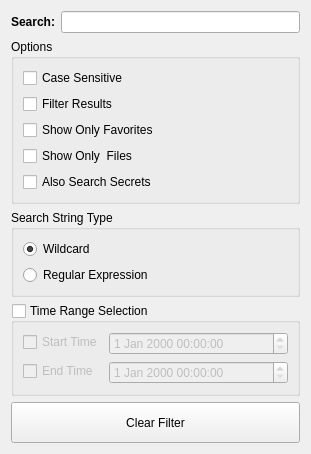
The window that src/presentation/controls/searchwidget.ui (karagog/Gryptonite) describes before a commit, drawn with Qt 5.
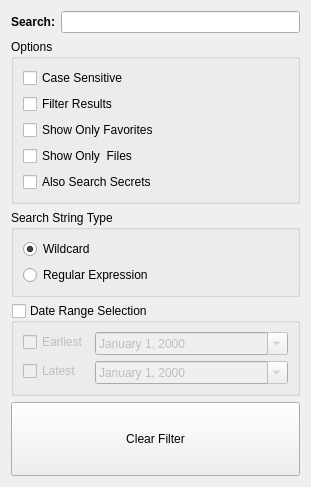
The same window after the commit.

Commit message:
Search widget uses dates instead of datetimes
I improved the interface and behavior of the search widget
by using a date edit instead of a datetime edit. Qt implemented
the spin-box style controls for me, so it was super simple. It
also uses a built-in calender popup for date selection, which is
much nicer than the arrows it was using before.

Diff of the .ui file:
```diff
--- a/src/presentation/controls/searchwidget.ui
+++ b/src/presentation/controls/searchwidget.ui
@@ -7,7 +7,7 @@
     <x>0</x>
     <y>0</y>
     <width>311</width>
-    <height>454</height>
+    <height>487</height>
    </rect>
   </property>
   <property name="windowTitle">
@@ -168,7 +168,7 @@
       <string>&lt;html&gt;&lt;head/&gt;&lt;body&gt;&lt;p&gt;&lt;span style=&quot; font-size:10pt;&quot;&gt;Select a time range by which to filter entries&lt;/span&gt;&lt;/p&gt;&lt;/body&gt;&lt;/html&gt;</string>
      </property>
      <property name="title">
-      <string>Time Range Selection</string>
+      <string>Date Range Selection</string>
      </property>
      <property name="flat">
       <bool>false</bool>
@@ -186,22 +186,36 @@
       <item row="0" column="0">
        <widget class="QCheckBox" name="chk_start">
         <property name="text">
-         <string>Start Time</string>
+         <string>Earliest</string>
         </property>
        </widget>
       </item>
-      <item row="0" column="1">
-       <widget class="QDateTimeEdit" name="dte_start"/>
-      </item>
       <item row="1" column="0">
        <widget class="QCheckBox" name="chk_end">
         <property name="text">
-         <string>End Time</string>
+         <string>Latest</string>
+        </property>
+       </widget>
+      </item>
+      <item row="0" column="1">
+       <widget class="QDateEdit" name="de_start">
+        <property name="displayFormat">
+         <string>MMMM d, yyyy</string>
+        </property>
+        <property name="calendarPopup">
+         <bool>true</bool>
         </property>
        </widget>
       </item>
       <item row="1" column="1">
-       <widget class="QDateTimeEdit" name="dte_end"/>
+       <widget class="QDateEdit" name="de_end">
+        <property name="displayFormat">
+         <string>MMMM d, yyyy</string>
+        </property>
+        <property name="calendarPopup">
+         <bool>true</bool>
+        </property>
+       </widget>
       </item>
      </layout>
     </widget>
```
Left out of the diff: 83 changed lines with no effect on the pictures. The commit also changes 1 other file.
